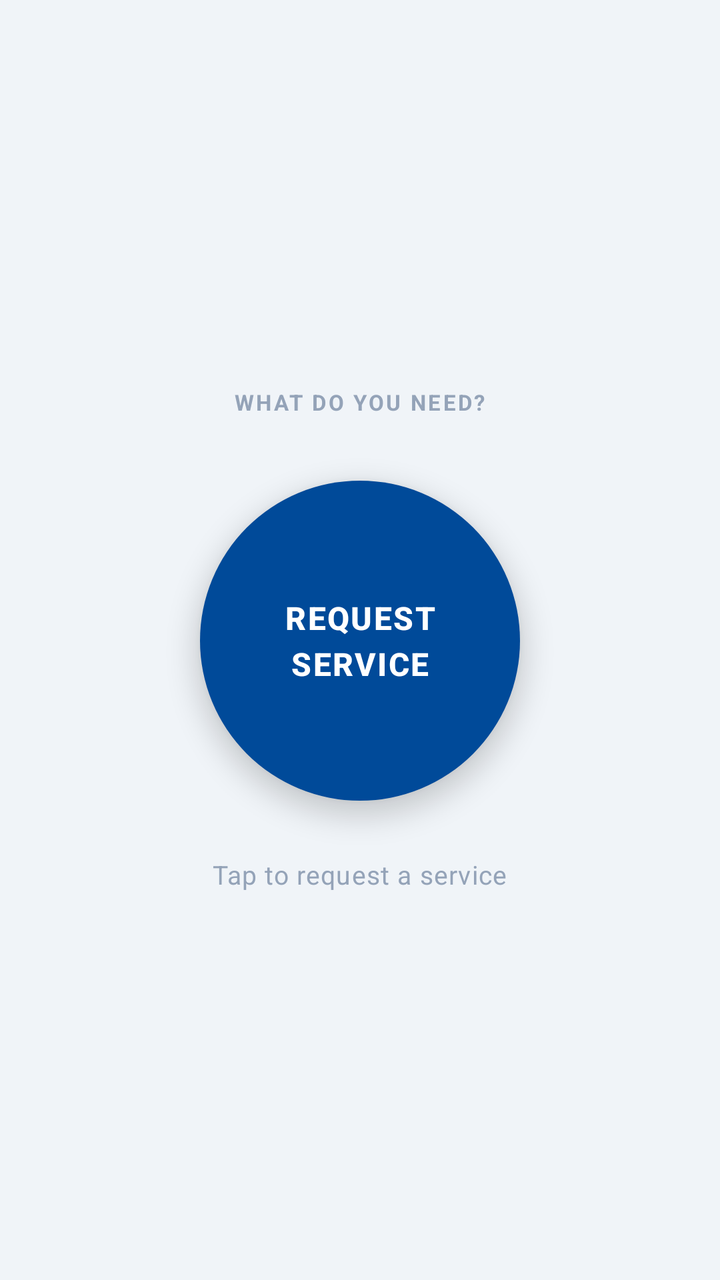
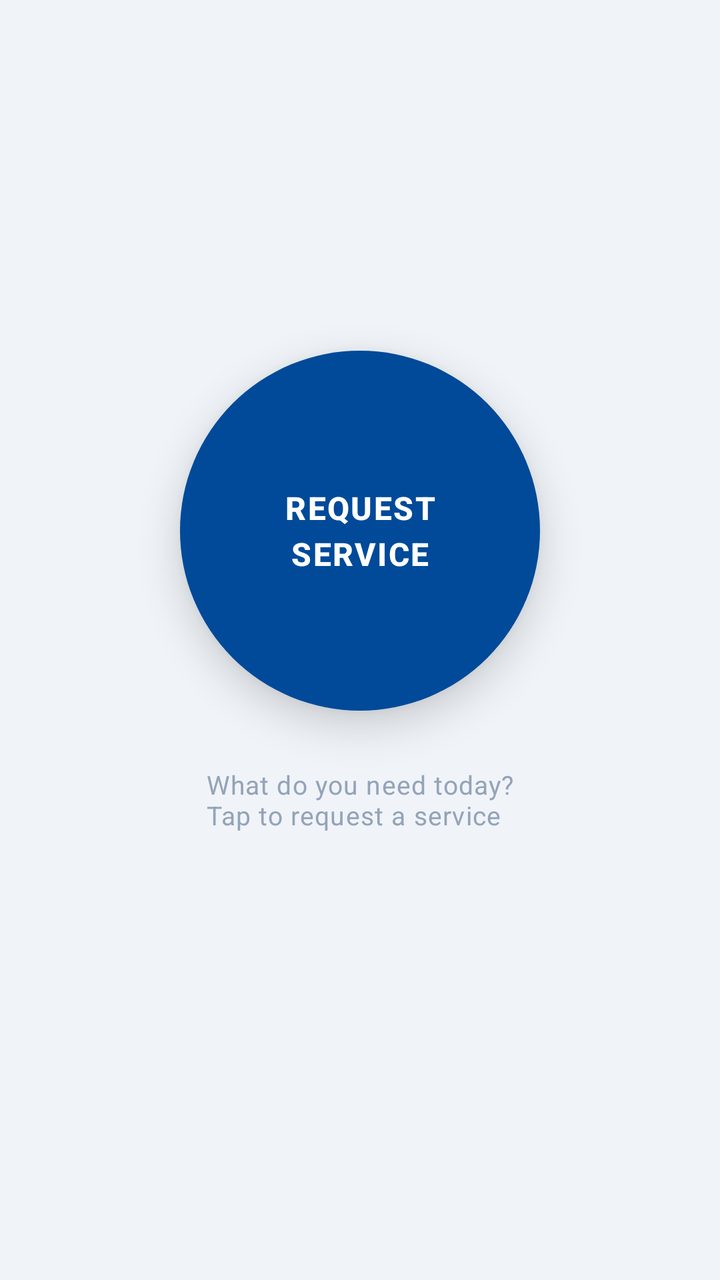

Two renders of the same Android screen: before a commit and after it. Below are the layout's source before the change and the commit's diff.
<!-- AndroidManifest.xml: application theme Theme.Newtacks -->
<!-- res/layout/fragment_client_home.xml -->
<?xml version="1.0" encoding="utf-8"?>
<LinearLayout
    xmlns:android="http://schemas.android.com/apk/res/android"
    xmlns:app="http://schemas.android.com/apk/res-auto"
    android:layout_width="match_parent"
    android:layout_height="match_parent"
    android:orientation="vertical"
    android:background="#F0F4F8"
    android:gravity="center">

    <TextView
        android:layout_width="wrap_content"
        android:layout_height="wrap_content"
        android:text="WHAT DO YOU NEED?"
        android:textColor="#94A3B8"
        android:textSize="11sp"
        android:textStyle="bold"
        android:letterSpacing="0.1"
        android:layout_marginBottom="32dp" />

    
    <com.google.android.material.button.MaterialButton
        android:id="@+id/btnCreateJob"
        android:layout_width="160dp"
        android:layout_height="160dp"
        android:text="REQUEST&#10;SERVICE"
        android:textSize="16sp"
        android:textStyle="bold"
        android:textColor="#FFFFFF"
        android:letterSpacing="0.05"
        android:lineSpacingExtra="4dp"
        android:background="@drawable/bg_button_push"
        android:stateListAnimator="@null"
        android:elevation="8dp"
        app:backgroundTint="@null"
        app:cornerRadius="80dp" />

    <TextView
        android:layout_width="wrap_content"
        android:layout_height="wrap_content"
        android:text="Tap to request a service"
        android:textColor="#94A3B8"
        android:textSize="13sp"
        android:layout_marginTop="28dp"
        android:letterSpacing="0.03" />

</LinearLayout>
<!-- resources referenced by this layout -->
<resources>
  <!-- drawable bg_button_push (drawable) -->
  <?xml version="1.0" encoding="utf-8"?>
  <selector xmlns:android="http://schemas.android.com/apk/res/android">
  
      <item android:state_pressed="true">
          <shape android:shape="oval">
              <solid android:color="#003A7A" />
              <size
                  android:width="160dp"
                  android:height="160dp" />
          </shape>
      </item>
  
      <item>
          <shape android:shape="oval">
              <solid android:color="#004A99" />
              <size
                  android:width="160dp"
                  android:height="160dp" />
          </shape>
      </item>
  
  </selector>
  <style name="Theme.Newtacks" parent="Base.Theme.Newtacks" />
  <style name="Base.Theme.Newtacks" parent="Theme.Material3.DayNight.NoActionBar">
          
          
      </style>
</resources>

<!-- the commit's change to res/layout/fragment_client_home.xml (unified diff, before → after) -->
@@ -6,23 +6,15 @@
     android:layout_height="match_parent"
     android:orientation="vertical"
     android:background="#F0F4F8"
-    android:gravity="center">
-
-    <TextView
-        android:layout_width="wrap_content"
-        android:layout_height="wrap_content"
-        android:text="WHAT DO YOU NEED?"
-        android:textColor="#94A3B8"
-        android:textSize="11sp"
-        android:textStyle="bold"
-        android:letterSpacing="0.1"
-        android:layout_marginBottom="32dp" />
+    android:gravity="center"
+    android:paddingStart="32dp"
+    android:paddingEnd="32dp">
 
     
     <com.google.android.material.button.MaterialButton
         android:id="@+id/btnCreateJob"
-        android:layout_width="160dp"
-        android:layout_height="160dp"
+        android:layout_width="180dp"
+        android:layout_height="180dp"
         android:text="REQUEST&#10;SERVICE"
         android:textSize="16sp"
         android:textStyle="bold"
@@ -31,17 +23,19 @@
         android:lineSpacingExtra="4dp"
         android:background="@drawable/bg_button_push"
         android:stateListAnimator="@null"
-        android:elevation="8dp"
+        android:elevation="12dp"
         app:backgroundTint="@null"
-        app:cornerRadius="80dp" />
+        app:cornerRadius="90dp" />
 
     <TextView
         android:layout_width="wrap_content"
         android:layout_height="wrap_content"
-        android:text="Tap to request a service"
+        android:text="What do you need today?\nTap to request a service"
         android:textColor="#94A3B8"
         android:textSize="13sp"
+        android:letterSpacing="0.03"
         android:layout_marginTop="28dp"
-        android:letterSpacing="0.03" />
+        android:layout_marginBottom="48dp" />
+
 
 </LinearLayout>
